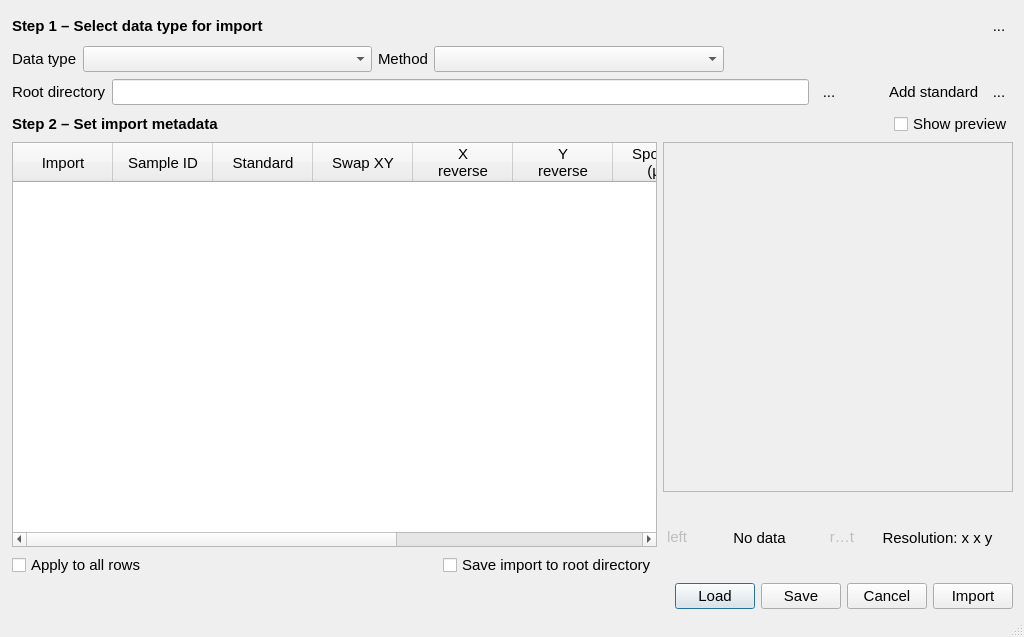
dhasterok/LaserMapExplorer, file designer/MapImportDialog.ui: the form before one commit.
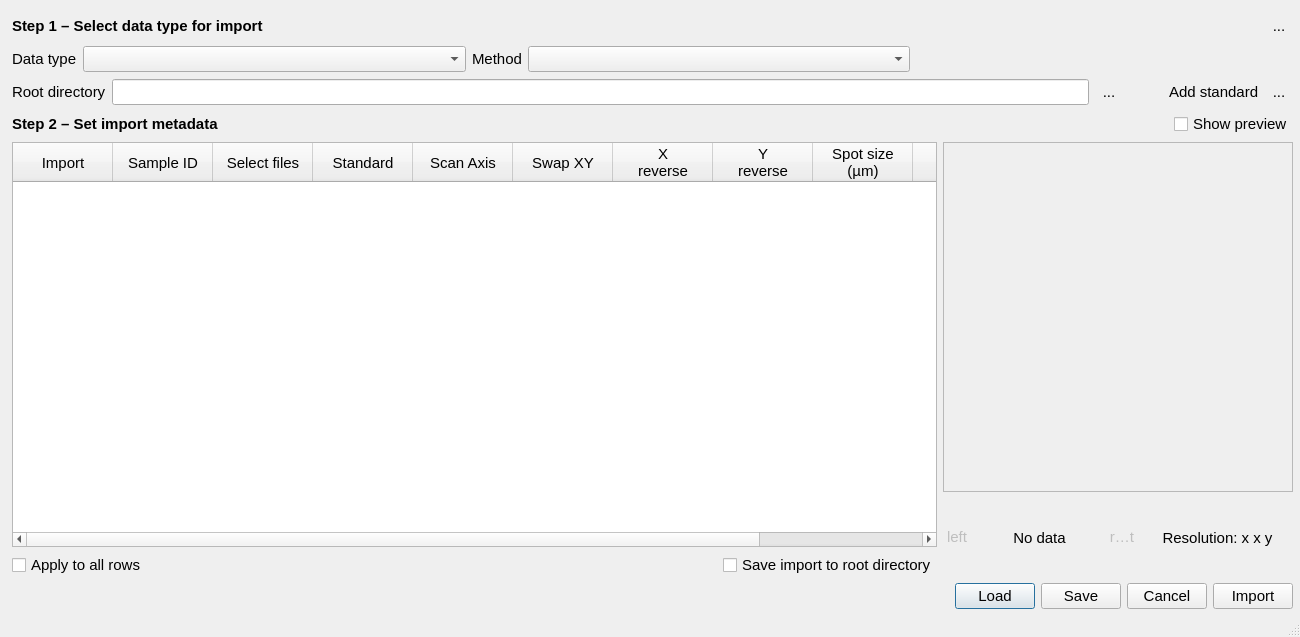
The form after the commit. Icons and pictures are not drawn.

What changed in the file:
```diff
--- a/designer/MapImportDialog.ui
+++ b/designer/MapImportDialog.ui
@@ -6,7 +6,7 @@
    <rect>
     <x>0</x>
     <y>0</y>
-    <width>1024</width>
+    <width>1300</width>
     <height>637</height>
    </rect>
   </property>
@@ -29,7 +29,7 @@
     <rect>
      <x>0</x>
      <y>610</y>
-     <width>1024</width>
+     <width>1301</width>
      <height>27</height>
     </rect>
    </property>
@@ -45,7 +45,7 @@
     <rect>
      <x>12</x>
      <y>12</y>
-     <width>1001</width>
+     <width>1281</width>
      <height>597</height>
     </rect>
    </property>
@@ -380,11 +380,21 @@
             <string>Sample ID</string>
            </property>
           </column>
+          <column>
+           <property name="text">
+            <string>Select files</string>
+           </property>
+          </column>
           <column>
            <property name="text">
             <string>Standard</string>
            </property>
           </column>
+          <column>
+           <property name="text">
+            <string>Scan Axis</string>
+           </property>
+          </column>
           <column>
            <property name="text">
             <string>Swap XY</string>
@@ -408,11 +418,6 @@
 (µm)</string>
            </property>
           </column>
-          <column>
-           <property name="text">
-            <string>Line Dim.</string>
-           </property>
-          </column>
           <column>
            <property name="text">
             <string>Sweep
```
Left out of the diff: 20 changed lines with no effect on the pictures.
